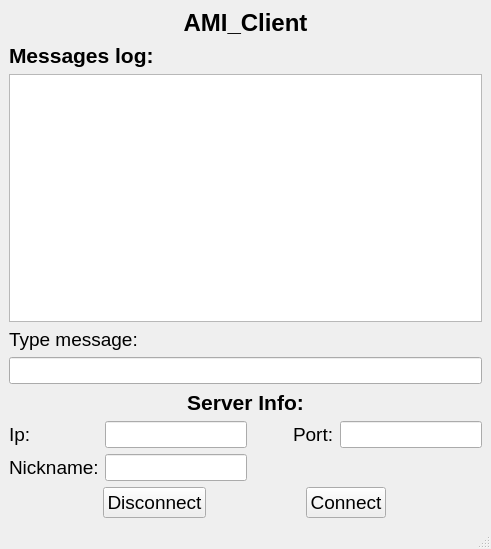
Above: AMI_Client/Design.ui from killertux/ProjetoCD-AMI before the change. Below: the same form after it.
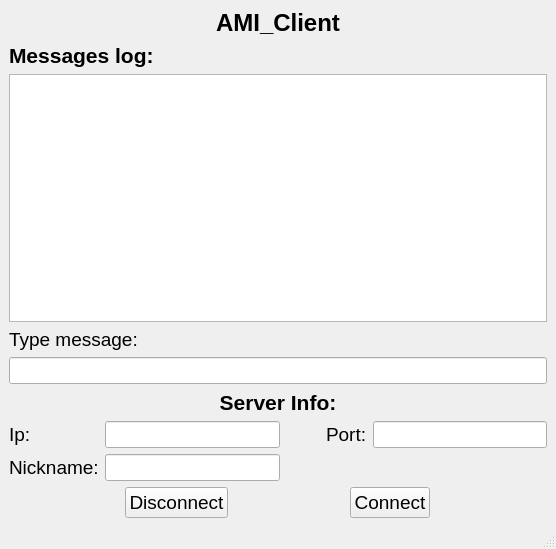
That is the form after the change.

Commit message: mudança na ordem do tab

```diff
--- a/AMI_Client/Design.ui
+++ b/AMI_Client/Design.ui
@@ -6,7 +6,7 @@
    <rect>
     <x>0</x>
     <y>0</y>
-    <width>447</width>
+    <width>556</width>
     <height>549</height>
    </rect>
   </property>
```
Left out of the diff: 4 changed lines with no effect on the pictures. The commit also changes 1 other file.
